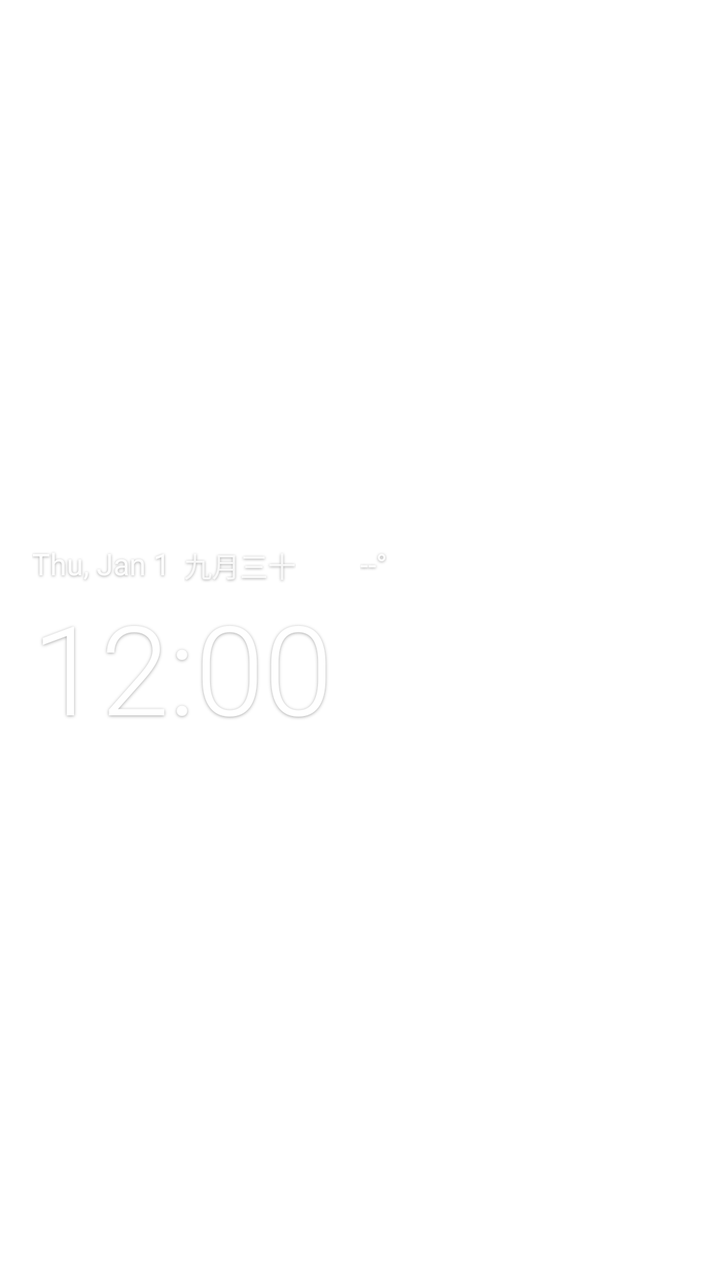
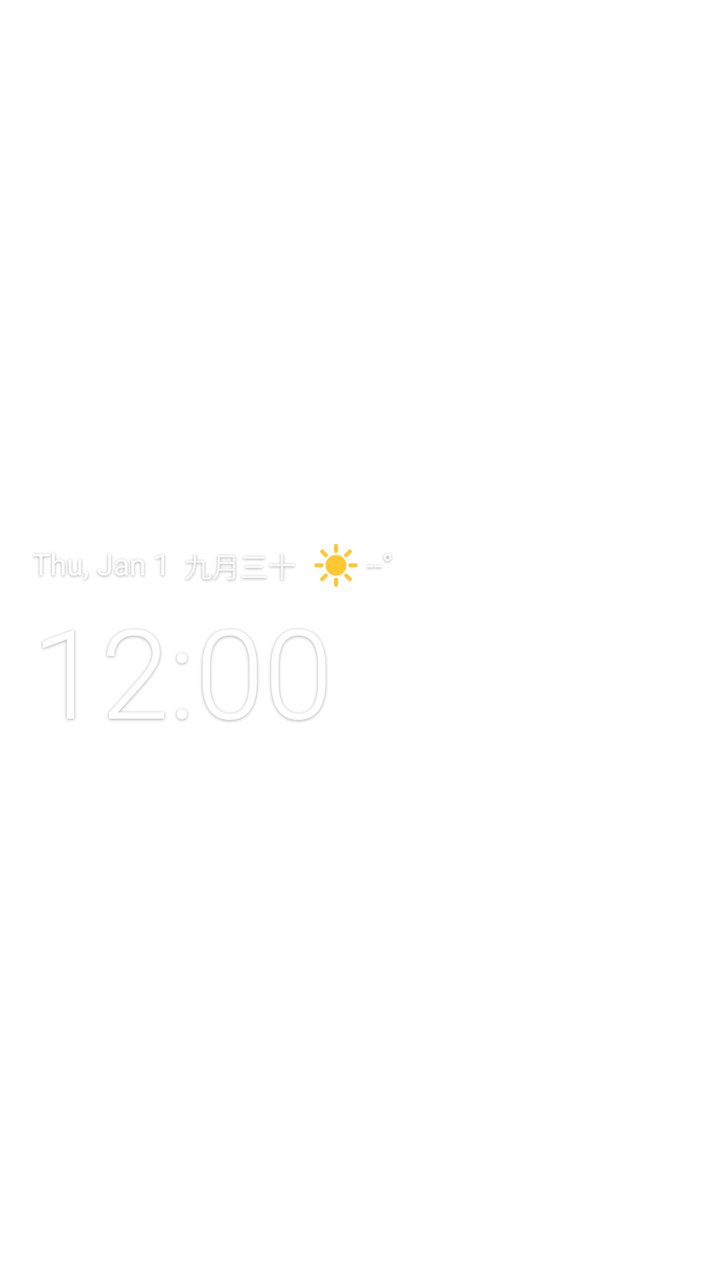

An Android layout rendered at two revisions. The XML below is the earlier revision; the diff shows what the commit changed to produce the second picture.
<!-- AndroidManifest.xml: fallback theme Theme.MaterialComponents.DayNight.NoActionBar -->
<!-- res/layout/ww_white_light.xml -->
<?xml version="1.0" encoding="utf-8"?>
<LinearLayout xmlns:android="http://schemas.android.com/apk/res/android"
    android:id="@+id/ww_root"
    android:layout_width="match_parent"
    android:layout_height="match_parent"
    android:orientation="vertical"
    android:gravity="center_vertical|start"
    android:paddingStart="16dp"
    android:paddingEnd="16dp">

    <LinearLayout
        android:id="@+id/ww_date_touch"
        android:layout_width="match_parent"
        android:layout_height="wrap_content"
        android:orientation="horizontal"
        android:gravity="center_vertical"
        android:paddingTop="7dp"
        android:paddingBottom="3dp">

        <TextClock
            android:id="@+id/ww_date"
            android:layout_width="wrap_content"
            android:layout_height="wrap_content"
            android:fontFamily="sans-serif"
            android:format24Hour="@string/date_format_compact"
            android:format12Hour="@string/date_format_compact"
            android:includeFontPadding="false"
            android:shadowColor="#59000000"
            android:shadowDx="0"
            android:shadowDy="1"
            android:shadowRadius="3"
            android:textColor="#F2FFFFFF"
            android:textSize="15sp" />

        <TextView
            android:id="@+id/ww_lunar"
            android:layout_width="wrap_content"
            android:layout_height="wrap_content"
            android:layout_marginStart="7dp"
            android:fontFamily="sans-serif"
            android:includeFontPadding="false"
            android:shadowColor="#59000000"
            android:shadowDx="0"
            android:shadowDy="1"
            android:shadowRadius="3"
            android:textColor="#D9FFFFFF"
            android:textSize="14sp"
            android:text="九月三十" />

        <LinearLayout
            android:id="@+id/ww_weather_touch"
            android:layout_width="wrap_content"
            android:layout_height="wrap_content"
            android:layout_marginStart="8dp"
            android:orientation="horizontal"
            android:gravity="center_vertical"
            android:paddingTop="4dp"
            android:paddingBottom="4dp">

            <ImageView
                android:id="@+id/ww_icon"
                android:layout_width="21dp"
                android:layout_height="21dp"
                android:scaleType="fitCenter"
                android:src="@drawable/ic_wx_clear" />

            <TextView
                android:id="@+id/ww_temp"
                android:layout_width="wrap_content"
                android:layout_height="wrap_content"
                android:layout_marginStart="3dp"
                android:fontFamily="sans-serif"
                android:includeFontPadding="false"
                android:shadowColor="#59000000"
                android:shadowDx="0"
                android:shadowDy="1"
                android:shadowRadius="3"
                android:textColor="#F2FFFFFF"
                android:textSize="15sp"
                android:text="--°" />
        </LinearLayout>

        <TextView
            android:id="@+id/ww_city"
            android:layout_width="wrap_content"
            android:layout_height="wrap_content"
            android:layout_marginStart="8dp"
            android:ellipsize="end"
            android:fontFamily="sans-serif"
            android:includeFontPadding="false"
            android:maxLines="1"
            android:shadowColor="#59000000"
            android:shadowDx="0"
            android:shadowDy="1"
            android:shadowRadius="3"
            android:textColor="#B3FFFFFF"
            android:textSize="13sp"
            android:visibility="gone" />
    </LinearLayout>

    <FrameLayout
        android:id="@+id/ww_time_touch"
        android:layout_width="match_parent"
        android:layout_height="wrap_content"
        android:paddingTop="0dp"
        android:paddingBottom="6dp">

        <TextClock
            android:id="@+id/ww_time"
            android:layout_width="wrap_content"
            android:layout_height="wrap_content"
            android:fontFamily="sans-serif-light"
            android:format24Hour="HH:mm"
            android:format12Hour="h:mm"
            android:includeFontPadding="false"
            android:shadowColor="#59000000"
            android:shadowDx="0"
            android:shadowDy="1"
            android:shadowRadius="4"
            android:textColor="#FFFFFFFF"
            android:textSize="62sp" />
    </FrameLayout>

</LinearLayout>
<!-- resources referenced by this layout -->
<resources>
  <!-- drawable ic_wx_clear: vector/xml drawable (drawable, 2462 chars, omitted) -->
  <string name="date_format_compact">EEE, MMM d</string>
</resources>

<!-- the commit's change to res/layout/ww_white_light.xml (unified diff, before → after) -->
@@ -59,10 +59,10 @@
 
             <ImageView
                 android:id="@+id/ww_icon"
-                android:layout_width="21dp"
-                android:layout_height="21dp"
+                android:layout_width="24dp"
+                android:layout_height="24dp"
                 android:scaleType="fitCenter"
-                android:src="@drawable/ic_wx_clear" />
+                android:src="@drawable/ic_wx_sunny" />
 
             <TextView
                 android:id="@+id/ww_temp"
<!-- resource entries referenced after the edit -->
@@ -1,6 +1,15 @@
 <!-- resources referenced by this layout -->
 <resources>
-  <!-- drawable ic_wx_clear: vector/xml drawable (drawable, 2462 chars, omitted) -->
+  <!-- drawable ic_wx_sunny (drawable) -->
+  <?xml version="1.0" encoding="utf-8"?>
+  <vector xmlns:android="http://schemas.android.com/apk/res/android"
+      android:width="24dp"
+      android:height="24dp"
+      android:viewportWidth="24"
+      android:viewportHeight="24">
+      <path android:pathData="M12,6.8a5.2,5.2 0 1,0 0,10.4a5.2,5.2 0 1,0 0,-10.4z" android:fillColor="#FFC733" />
+      <path android:pathData="M12,4.8L12,2.2M12,19.2L12,21.8M4.8,12L2.2,12M19.2,12L21.8,12M6.9,6.9L5.1,5.1M17.1,17.1L18.9,18.9M18.9,5.1L17.1,6.9M5.1,18.9L6.9,17.1" android:fillColor="#00000000" android:strokeColor="#FFC733" android:strokeWidth="2.0" android:strokeLineCap="round" />
+  </vector>
   <string name="date_format_compact">EEE, MMM d</string>
 </resources>
 
